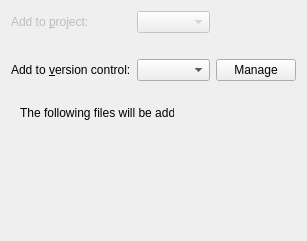
First picture: the form in src/plugins/projectexplorer/projectwizardpage.ui, repository qt-creator/qt-creator, before the edit.
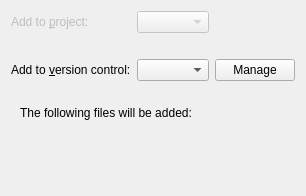
Second picture: the form after the edit.

Commit message: Project wizard page: Fix layout.

The edit to the form file:
```diff
--- a/src/plugins/projectexplorer/projectwizardpage.ui
+++ b/src/plugins/projectexplorer/projectwizardpage.ui
@@ -2,14 +2,6 @@
 <ui version="4.0">
  <class>ProjectExplorer::Internal::WizardPage</class>
  <widget class="QWizardPage" name="ProjectExplorer::Internal::WizardPage">
-  <property name="geometry">
-   <rect>
-    <x>0</x>
-    <y>0</y>
-    <width>307</width>
-    <height>241</height>
-   </rect>
-  </property>
   <property name="title">
    <string>Project Management</string>
   </property>
@@ -116,19 +108,13 @@
        <rect>
         <x>0</x>
         <y>0</y>
-        <width>289</width>
-        <height>131</height>
+        <width>316</width>
+        <height>103</height>
        </rect>
       </property>
+      <layout class="QVBoxLayout" name="verticalLayout_2">
+       <item>
       <widget class="QLabel" name="filesLabel">
-       <property name="geometry">
-        <rect>
-         <x>9</x>
-         <y>9</y>
-         <width>154</width>
-         <height>65</height>
-        </rect>
-       </property>
        <property name="text">
         <string>The following files will be added:
 
@@ -140,6 +126,8 @@
         <set>Qt::LinksAccessibleByMouse|Qt::TextSelectableByKeyboard|Qt::TextSelectableByMouse</set>
        </property>
       </widget>
+       </item>
+      </layout>
      </widget>
     </widget>
    </item>
```
Lines whose indentation alone changed are shown as unchanged.
